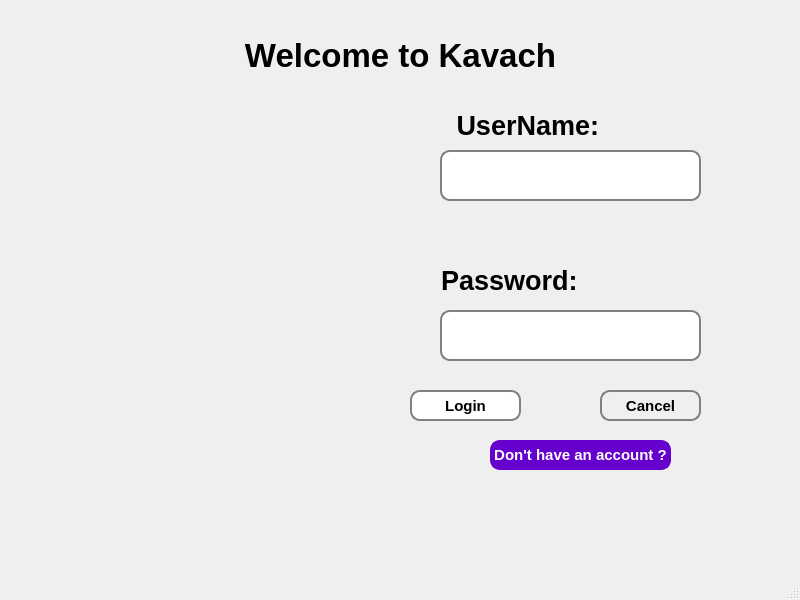
The window that mainwindow.ui (utkrix/Kavach) describes before a commit, drawn with Qt 5.
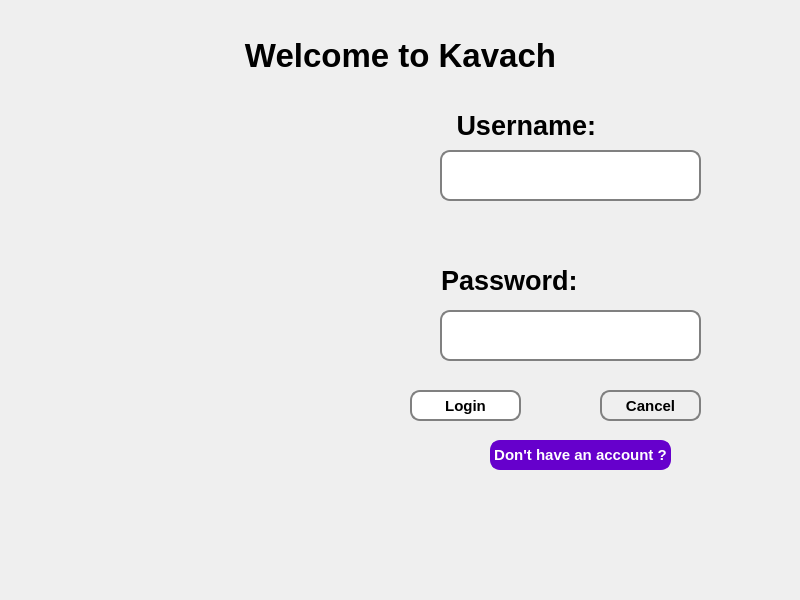
The same window after the commit. Icons and pictures are not drawn.

Diff of the .ui file:
```diff
--- a/mainwindow.ui
+++ b/mainwindow.ui
@@ -10,6 +10,12 @@
     <height>600</height>
    </rect>
   </property>
+  <property name="maximumSize">
+   <size>
+    <width>800</width>
+    <height>600</height>
+   </size>
+  </property>
   <property name="font">
    <font>
     <pointsize>11</pointsize>
@@ -52,7 +58,7 @@
     <property name="geometry">
      <rect>
       <x>60</x>
-      <y>80</y>
+      <y>100</y>
       <width>341</width>
       <height>371</height>
      </rect>
@@ -84,7 +90,7 @@
      </font>
     </property>
     <property name="text">
-     <string>   UserName:</string>
+     <string>   Username:</string>
     </property>
     <property name="alignment">
      <set>Qt::AlignLeading|Qt::AlignLeft|Qt::AlignVCenter</set>
@@ -266,17 +272,6 @@
     </property>
    </widget>
   </widget>
-  <widget class="QMenuBar" name="menubar">
-   <property name="geometry">
-    <rect>
-     <x>0</x>
-     <y>0</y>
-     <width>800</width>
-     <height>25</height>
-    </rect>
-   </property>
-  </widget>
-  <widget class="QStatusBar" name="statusbar"/>
  </widget>
  <resources/>
  <connections/>
```
Left out of the diff: 26 changed lines with no effect on the pictures.
